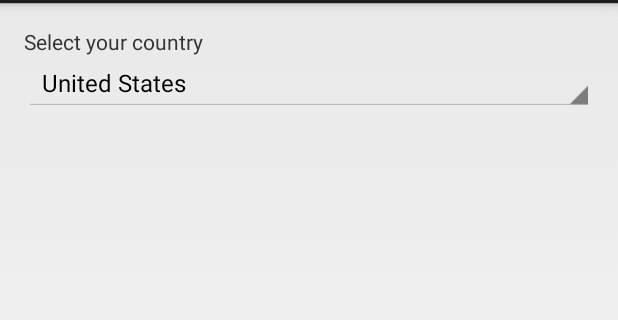
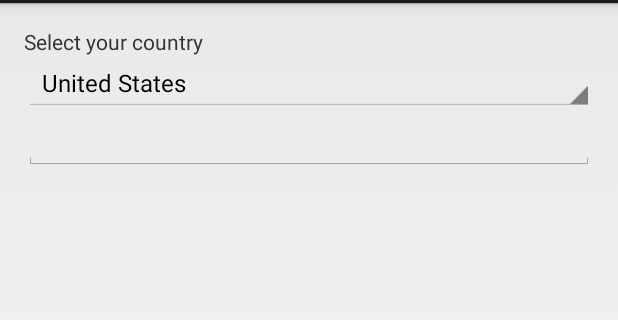
Before and after one commit to SnowdogApps/CountryList, an Android app: the screen it shows after launch (CountrListActivity), on a phone screen of 412 x 824 dp, the part 69-389 px from its top. Run offline under Robolectric (Android 15) with nearby library versions, the phone set to English and light mode, and no system bars.

Commit message:
AutoCompleteTextView added

```diff
--- a/app/src/main/java/snowdog/pl/countrylist/CountrListActivity.java
+++ b/app/src/main/java/snowdog/pl/countrylist/CountrListActivity.java
@@ -3,6 +3,7 @@ package snowdog.pl.countrylist;
 import android.app.Activity;
 import android.app.Fragment;
 import android.os.Bundle;
+import android.util.Log;
 import android.view.LayoutInflater;
 import android.view.Menu;
 import android.view.MenuItem;
@@ -10,6 +11,7 @@ import android.view.View;
 import android.view.ViewGroup;
 import android.widget.AdapterView;
 import android.widget.ArrayAdapter;
+import android.widget.AutoCompleteTextView;
 import android.widget.Spinner;
 
 import java.util.ArrayList;
@@ -64,9 +66,10 @@ public class CountrListActivity extends Activity implements AdapterView.OnItemSe
      * A placeholder fragment containing a simple view.
      */
     public static class PlaceholderFragment extends Fragment {
-
+        private String TAG = "PlaceholderFragment";
         private Spinner spCountryList;
         private ArrayList<Country> lsCountries;
+        private AutoCompleteTextView mAutoCompleteCountries;
 
         public PlaceholderFragment() {
         }
@@ -76,6 +79,7 @@ public class CountrListActivity extends Activity implements AdapterView.OnItemSe
                                  Bundle savedInstanceState) {
             View rootView = inflater.inflate(R.layout.fragment_countr_list, container, false);
             spCountryList = (Spinner) rootView.findViewById(R.id.spinner_countrylist);
+            mAutoCompleteCountries = (AutoCompleteTextView) rootView.findViewById(R.id.autocomplete_country);
 
             lsCountries = new ArrayList<Country>();
 
@@ -94,6 +98,27 @@ public class CountrListActivity extends Activity implements AdapterView.OnItemSe
             spCountryList.setAdapter(new ArrayAdapter<Country>(getActivity(), android.R.layout.simple_spinner_item, lsCountries));
             spCountryList.setSelection(countryId);
 
+
+            ArrayAdapter<String> autoCompleteAdapter =
+                    new ArrayAdapter<String>(getActivity(), android.R.layout.simple_list_item_1, aryCountryNames);
+            mAutoCompleteCountries.setAdapter(autoCompleteAdapter);
+
+            mAutoCompleteCountries.setOnItemClickListener(new AdapterView.OnItemClickListener() {
+                @Override
+                public void onItemClick(AdapterView<?> parent, View view, int position, long id) {
+                    String selectedCountry = (String) parent.getItemAtPosition(position);
+                    int positionCounter = 0;
+                    for (Country country : lsCountries) {
+                        if (country.getName().equals(selectedCountry)) {
+                            break;
+                        }
+                        positionCounter++;
+                    }
+                    spCountryList.setSelection(positionCounter);
+                    Log.d(TAG, "onItemClick: " + positionCounter + " country name: " + selectedCountry);
+                }
+            });
+            Log.d(TAG, "onCreateView");
             return rootView;
         }
     }
--- a/app/src/main/res/layout/fragment_countr_list.xml
+++ b/app/src/main/res/layout/fragment_countr_list.xml
@@ -22,4 +22,10 @@
         android:layout_alignParentStart="true"
         android:layout_below="@+id/textView2" />
 
+    <AutoCompleteTextView
+        android:id="@+id/autocomplete_country"
+        android:layout_width="fill_parent"
+        android:layout_height="wrap_content"
+        android:layout_below="@+id/spinner_countrylist" />
+
 </RelativeLayout>
```
